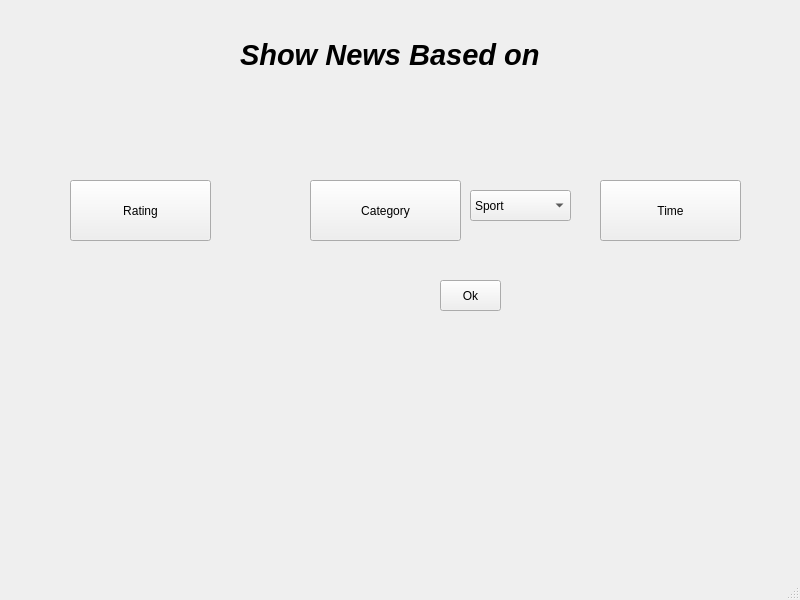
Kero-83/NewManagementSystem, file newsbasedon.ui: the form before one commit.
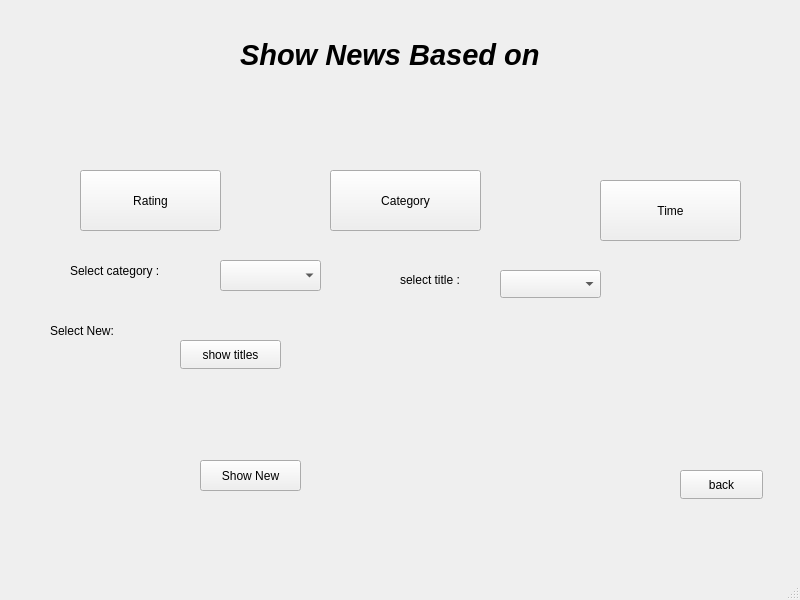
The form after the commit.

The edit to the form file:
```diff
--- a/newsbasedon.ui
+++ b/newsbasedon.ui
@@ -17,8 +17,8 @@
    <widget class="QPushButton" name="Rate">
     <property name="geometry">
      <rect>
-      <x>70</x>
-      <y>180</y>
+      <x>80</x>
+      <y>170</y>
       <width>141</width>
       <height>61</height>
      </rect>
@@ -30,8 +30,8 @@
    <widget class="QPushButton" name="Category">
     <property name="geometry">
      <rect>
-      <x>310</x>
-      <y>180</y>
+      <x>330</x>
+      <y>170</y>
       <width>151</width>
       <height>61</height>
      </rect>
@@ -56,15 +56,15 @@
    <widget class="QComboBox" name="CaegoryList">
     <property name="geometry">
      <rect>
-      <x>470</x>
-      <y>190</y>
+      <x>220</x>
+      <y>260</y>
       <width>101</width>
       <height>31</height>
      </rect>
     </property>
     <item>
      <property name="text">
-      <string>Sport</string>
+      <string/>
      </property>
     </item>
     <item>
@@ -76,14 +76,14 @@
    <widget class="QPushButton" name="OK">
     <property name="geometry">
      <rect>
-      <x>440</x>
-      <y>280</y>
-      <width>61</width>
+      <x>200</x>
+      <y>460</y>
+      <width>101</width>
       <height>31</height>
      </rect>
     </property>
     <property name="text">
-     <string>Ok</string>
+     <string>Show New</string>
     </property>
    </widget>
    <widget class="QLabel" name="label">
@@ -99,6 +99,81 @@
      <string>&lt;html&gt;&lt;head/&gt;&lt;body&gt;&lt;p&gt;&lt;span style=&quot; font-size:22pt; font-weight:700; font-style:italic; color:#000000;&quot;&gt;Show News Based on&lt;/span&gt;&lt;/p&gt;&lt;/body&gt;&lt;/html&gt;</string>
     </property>
    </widget>
+   <widget class="QPushButton" name="pushButton_back">
+    <property name="geometry">
+     <rect>
+      <x>680</x>
+      <y>470</y>
+      <width>83</width>
+      <height>29</height>
+     </rect>
+    </property>
+    <property name="text">
+     <string>back</string>
+    </property>
+   </widget>
+   <widget class="QComboBox" name="comboBox">
+    <property name="geometry">
+     <rect>
+      <x>500</x>
+      <y>270</y>
+      <width>101</width>
+      <height>28</height>
+     </rect>
+    </property>
+   </widget>
+   <widget class="QLabel" name="label_2">
+    <property name="geometry">
+     <rect>
+      <x>70</x>
+      <y>250</y>
+      <width>131</width>
+      <height>41</height>
+     </rect>
+    </property>
+    <property name="text">
+     <string>Select category :</string>
+    </property>
+   </widget>
+   <widget class="QLabel" name="label_3">
+    <property name="geometry">
+     <rect>
+      <x>400</x>
+      <y>270</y>
+      <width>81</width>
+      <height>20</height>
+     </rect>
+    </property>
+    <property name="text">
+     <string>select title :</string>
+    </property>
+   </widget>
+   <widget class="QPushButton" name="pushButton">
+    <property name="geometry">
+     <rect>
+      <x>180</x>
+      <y>340</y>
+      <width>101</width>
+      <height>29</height>
+     </rect>
+    </property>
+    <property name="text">
+     <string>show titles</string>
+    </property>
+   </widget>
+   <widget class="QLabel" name="label_4">
+    <property name="geometry">
+     <rect>
+      <x>50</x>
+      <y>310</y>
+      <width>161</width>
+      <height>41</height>
+     </rect>
+    </property>
+    <property name="text">
+     <string>Select New:</string>
+    </property>
+   </widget>
   </widget>
   <widget class="QMenuBar" name="menubar">
    <property name="geometry">
```
Left out of the diff: 22 changed lines with no effect on the pictures.
